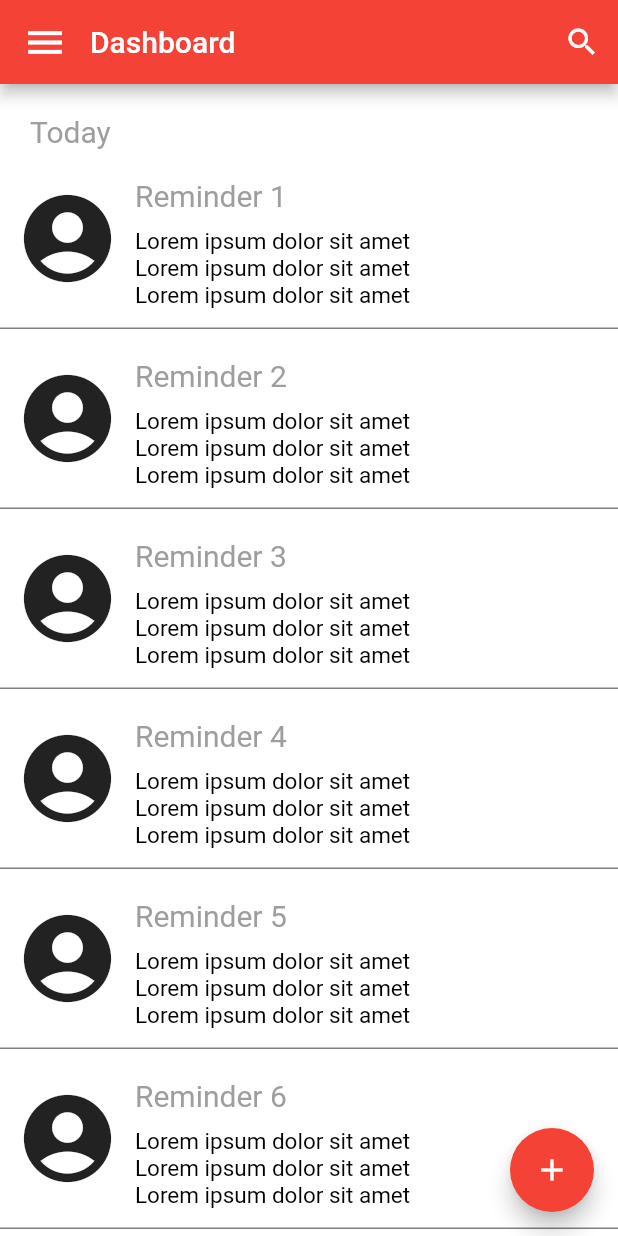
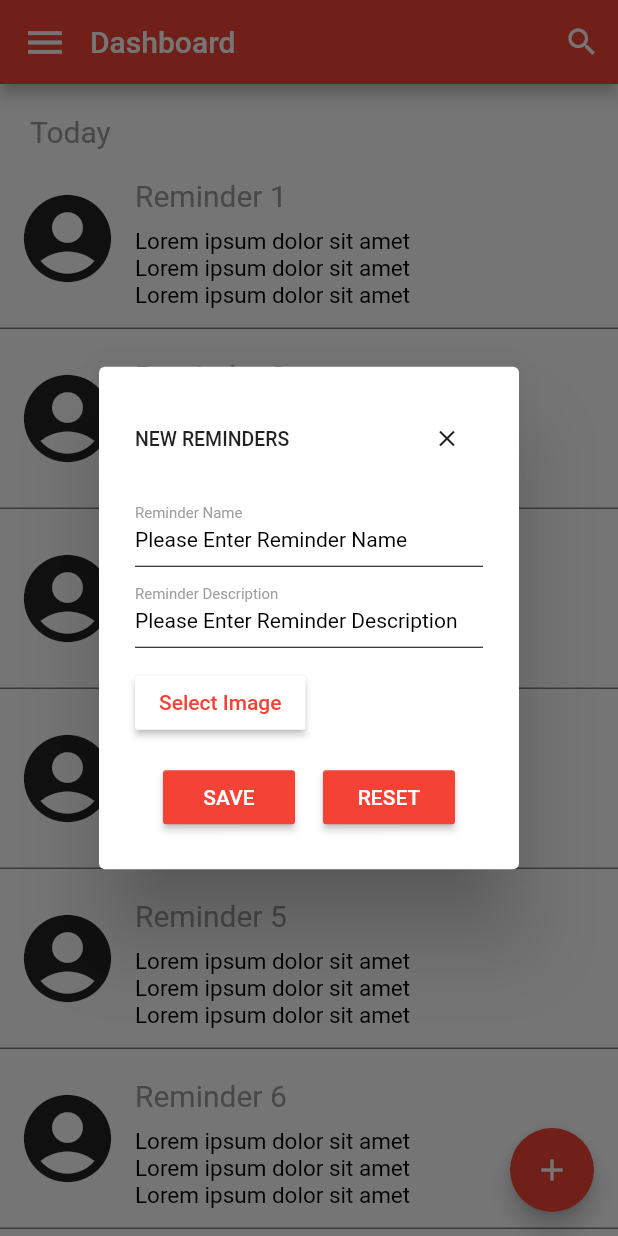
Before and after one commit to Rimaansh/reminders_app, a Flutter app: the HomePage screen opened directly, after a tap on the "add" icon, on a phone screen of 412 x 824 dp. Run offline on Flutter 3.47's test engine with Material 2 defaults, Android fonts, the phone set to English and light mode, and no system bars.

Commit message:
Added AlertDialog in homepage.dart

```diff
--- a/lib/homepage.dart
+++ b/lib/homepage.dart
@@ -6,12 +6,72 @@ import 'customwidget.dart';
 class HomePage extends StatelessWidget {
   const HomePage({Key? key}) : super(key: key);
 
-  String get txt => "Lorem ipsum dolor sit amet, consectetur adipiscing elit, sed do eiusmod tempor incididunt ut labore et dolore magna aliqua.";
+  String get txt =>
+      "Lorem ipsum dolor sit amet, consectetur adipiscing elit, sed do eiusmod tempor incididunt ut labore et dolore magna aliqua.";
   @override
   Widget build(BuildContext context) {
     return Scaffold(
       floatingActionButton: FloatingActionButton(
-        onPressed: () {},
+        onPressed: () {
+          showDialog(
+            context: context,
+            builder: (context) {
+              return AlertDialog(
+                title: Row(
+                  mainAxisAlignment: MainAxisAlignment.spaceBetween,
+                  children: [
+                    Text("NEW REMINDERS", style: TextStyle(fontSize: 13),),
+                    IconButton(
+                      icon: Icon(Icons.close, size: 18,),
+                      onPressed: () {
+                        Navigator.of(context).pop();
+                      },
+                    ),
+                  ],
+                ),
+                content: Column(
+                  crossAxisAlignment: CrossAxisAlignment.start,
+                  mainAxisSize: MainAxisSize.min,
+                  children: [
+                    Text("Reminder Name", style: TextStyle(color: Colors.grey, fontSize: 10)),
+                    Padding(padding: EdgeInsets.fromLTRB(0, 3, 0, 0)),
+                    Text("Please Enter Reminder Name", style: TextStyle(color: Colors.black, fontSize: 14)),
+                    Padding(padding: EdgeInsets.fromLTRB(0, 2, 0, 0)),
+                    Divider(color: Colors.black),
+                    Padding(padding: EdgeInsets.fromLTRB(0, 5, 0, 0)),
+                    Text("Reminder Description", style: TextStyle(color: Colors.grey, fontSize: 10)),
+                    Padding(padding: EdgeInsets.fromLTRB(0, 3, 0, 0)),
+                    Text("Please Enter Reminder Description", style: TextStyle(color: Colors.black, fontSize: 14)),
+                    Padding(padding: EdgeInsets.fromLTRB(0, 2, 0, 0)),
+                    Divider(color: Colors.black),
+                    Padding(padding: EdgeInsets.fromLTRB(0, 5, 0, 0)),
+                    RaisedButton(
+                      child: Text("Select Image", style: TextStyle(color: Colors.red)),
+                      onPressed: () {},
+                      color: Colors.white,
+                    ),
+                    Padding(padding: EdgeInsets.fromLTRB(0, 15, 0, 0)),
+                    Row(
+                      mainAxisAlignment: MainAxisAlignment.spaceEvenly,
+                      children: [
+                        RaisedButton(
+                          child: Text("SAVE", style: TextStyle(color: Colors.white)),
+                          onPressed: () {},
+                          color: Colors.red,
+                        ),
+                        RaisedButton(
+                          child: Text("RESET", style: TextStyle(color: Colors.white)),
+                          onPressed: () {},
+                          color: Colors.red,
+                        ),
+                      ],
+                    )
+                  ],
+                ),
+              );
+            },
+          );
+        },
         child: Icon(Icons.add),
         backgroundColor: Colors.red,
       ),
```
Also changed, not shown: lib/loginPage.dart (line endings or trailing spaces).
